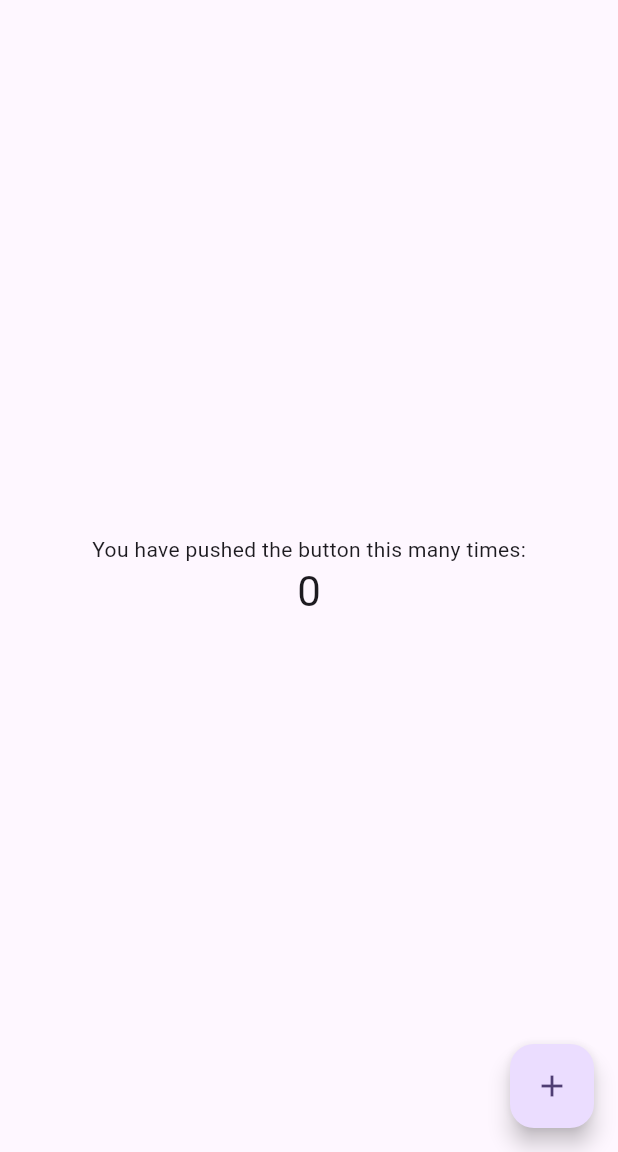
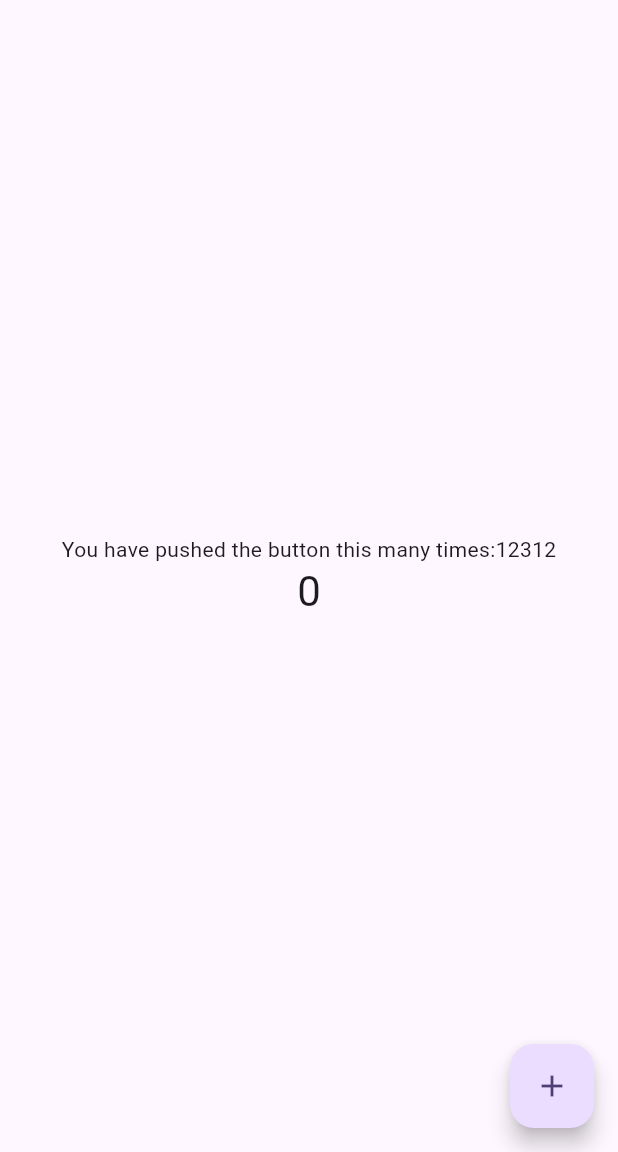
Before and after one commit to TranChinh03/automation_pipeline_actions, a Flutter app: the screen it shows after launch, on a phone screen of 412 x 824 dp, the part 84-1236 px from its top. Run offline on Flutter 3.47's test engine with Material 3 defaults, Android fonts, the phone set to English and light mode, and no system bars.

Commit message:
Merge pull request #19 from TranChinh03/feat/chinhmtran/Add_new_pr_9
Update

```diff
--- a/demo_project/lib/main.dart
+++ b/demo_project/lib/main.dart
@@ -80,7 +80,7 @@ class _MyHomePageState extends State<MyHomePage> {
           // wireframe for each widget.
           mainAxisAlignment: MainAxisAlignment.center,
           children: <Widget>[
-            const Text('You have pushed the button this many times:'),
+            const Text('You have pushed the button this many times:12312'),
             Text(
               '$_counter',
               style: Theme.of(context).textTheme.headlineMedium,
```
